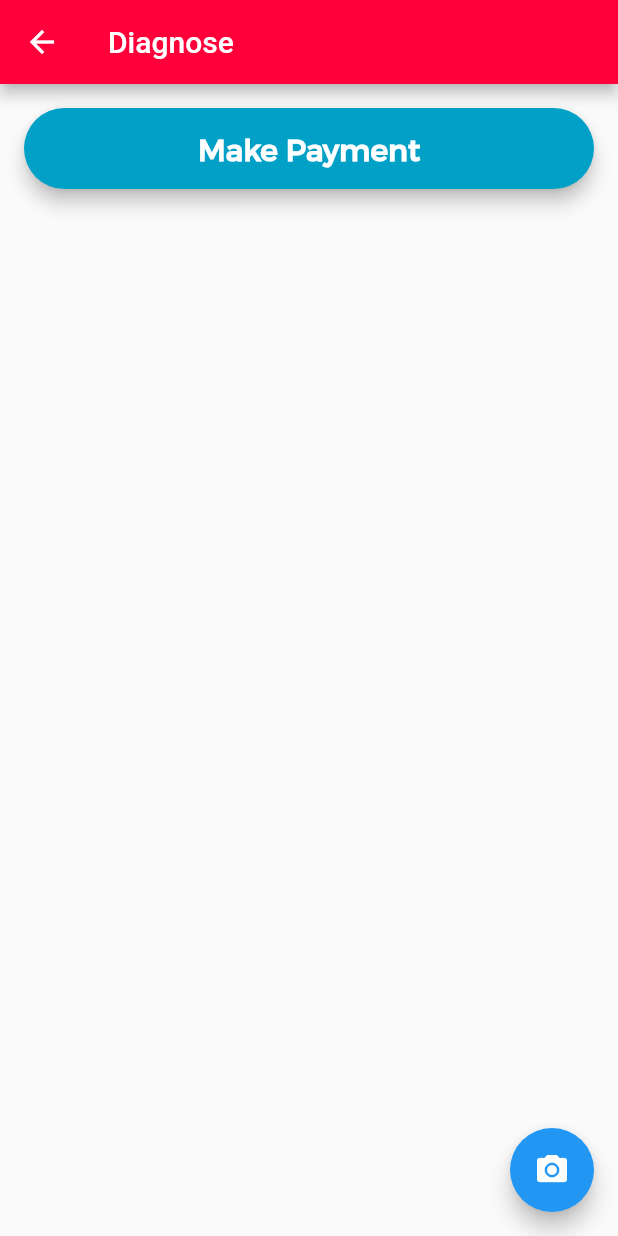
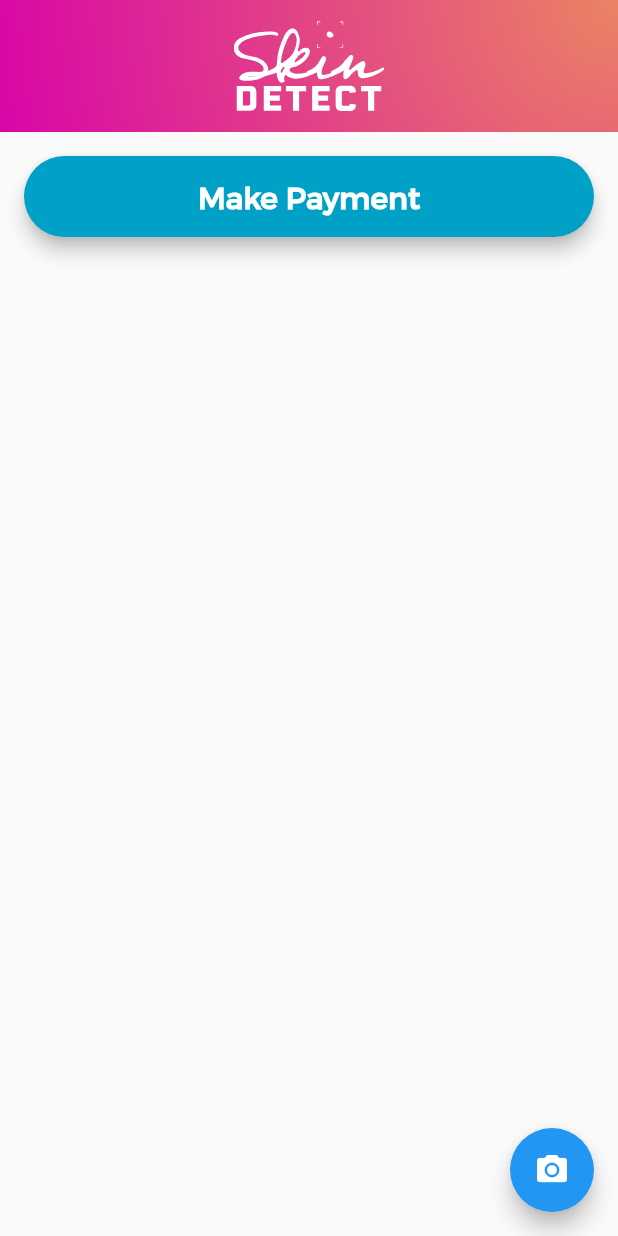
Before and after one commit to shamod/skindetect, a Flutter app: the DiagnosePage screen opened by its route, on a phone screen of 412 x 824 dp. Run offline on Flutter 3.47's test engine with Material 2 defaults, Android fonts, the phone set to English and light mode, and no system bars; our stand-ins replace carousel_slider, flutter_svg, image_picker.

Commit message:
Optional 'hasHistoryBackButton' (default: TRUE)

```diff
--- a/lib/components/skin_detect_app_bar.dart
+++ b/lib/components/skin_detect_app_bar.dart
@@ -3,6 +3,9 @@ import 'package:flutter_svg/flutter_svg.dart';
 
 class SkinDetectAppBar extends StatelessWidget with PreferredSizeWidget {
   final double _height = 120.0;
+  final bool hasHistoryBackButton;
+
+  SkinDetectAppBar({this.hasHistoryBackButton = true}) : super();
 
   @override
   Widget build(BuildContext context) {
@@ -18,7 +21,7 @@ class SkinDetectAppBar extends StatelessWidget with PreferredSizeWidget {
         height: _height - 32,
         child: Stack(
           children: <Widget>[
-            Navigator.canPop(context)
+            (Navigator.canPop(context) && hasHistoryBackButton)
                 ? Column(
                     mainAxisAlignment: MainAxisAlignment.center,
                     children: <Widget>[
--- a/lib/diagnose.dart
+++ b/lib/diagnose.dart
@@ -3,6 +3,7 @@ import 'package:flutter/material.dart';
 import 'package:image_picker/image_picker.dart';
 import 'package:skindetect/image_processor.dart';
 import 'package:skindetect/payment/pay.dart';
+import 'components/skin_detect_app_bar.dart';
 // import 'dart:convert';
 // import 'package:http/http.dart' as http;
 // import 'package:skindetect/payment/pay.model.dart';
@@ -13,9 +14,7 @@ class DiagnosePage extends StatelessWidget {
   @override
   Widget build(BuildContext context) {
     return Scaffold(
-      appBar: AppBar(
-        title: Text('Diagnose'),
-      ),
+      appBar: SkinDetectAppBar(hasHistoryBackButton: false),
       body: SingleChildScrollView(
         scrollDirection: Axis.vertical,
         child: _buyCreditButton(context),
```
